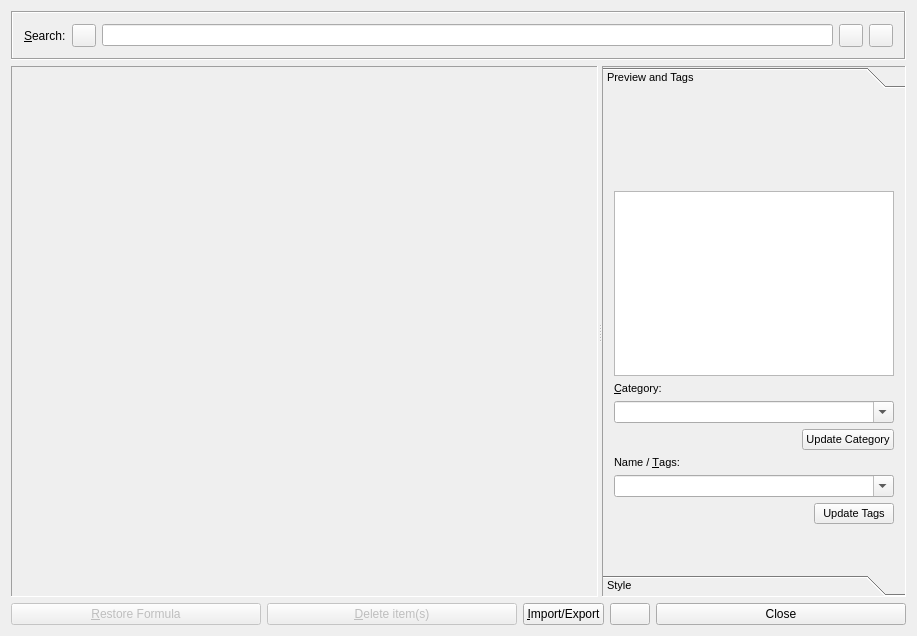
The window that src/klflibrarybrowserui.ui (CryFeiFei/klatexformula) describes before a commit, drawn with Qt 5.
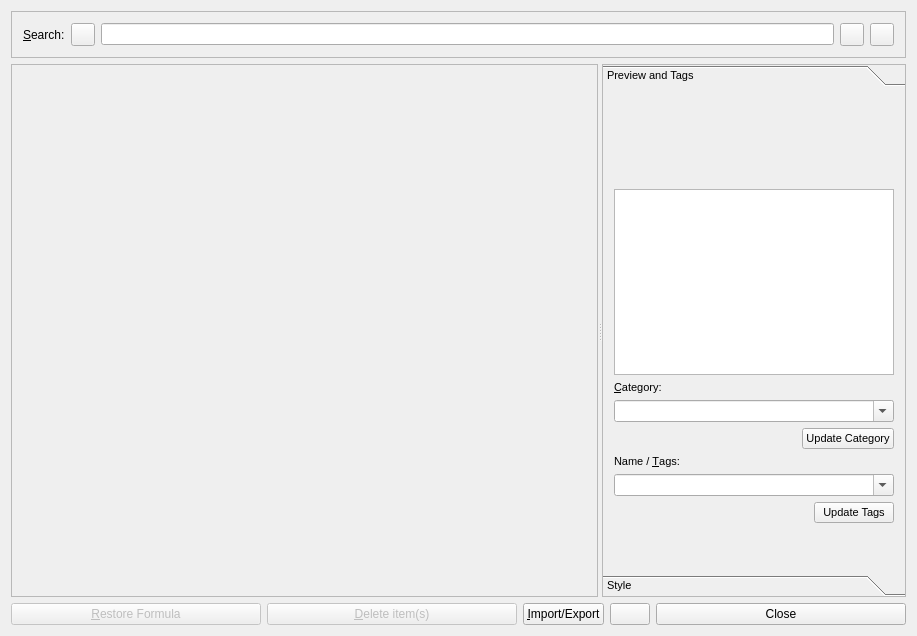
The same window after the commit. Icons and pictures are not drawn.

The edit to the form file:
```diff
--- a/src/klflibrarybrowserui.ui
+++ b/src/klflibrarybrowserui.ui
@@ -30,7 +30,7 @@
       </sizepolicy>
      </property>
      <property name="frameShape" >
-      <enum>QFrame::Box</enum>
+      <enum>QFrame::StyledPanel</enum>
      </property>
      <property name="frameShadow" >
       <enum>QFrame::Sunken</enum>
@@ -135,7 +135,7 @@
        </sizepolicy>
       </property>
       <property name="frameShape" >
-       <enum>QFrame::Panel</enum>
+       <enum>QFrame::StyledPanel</enum>
       </property>
       <property name="frameShadow" >
        <enum>QFrame::Sunken</enum>
@@ -148,7 +148,7 @@
        </font>
       </property>
       <property name="frameShape" >
-       <enum>QFrame::Panel</enum>
+       <enum>QFrame::StyledPanel</enum>
       </property>
       <property name="frameShadow" >
        <enum>QFrame::Sunken</enum>
@@ -161,8 +161,8 @@
         <rect>
          <x>0</x>
          <y>0</y>
-         <width>299</width>
-         <height>450</height>
+         <width>292</width>
+         <height>470</height>
         </rect>
        </property>
        <attribute name="label" >
```
Left out of the diff: 8 changed lines with no effect on the pictures.
